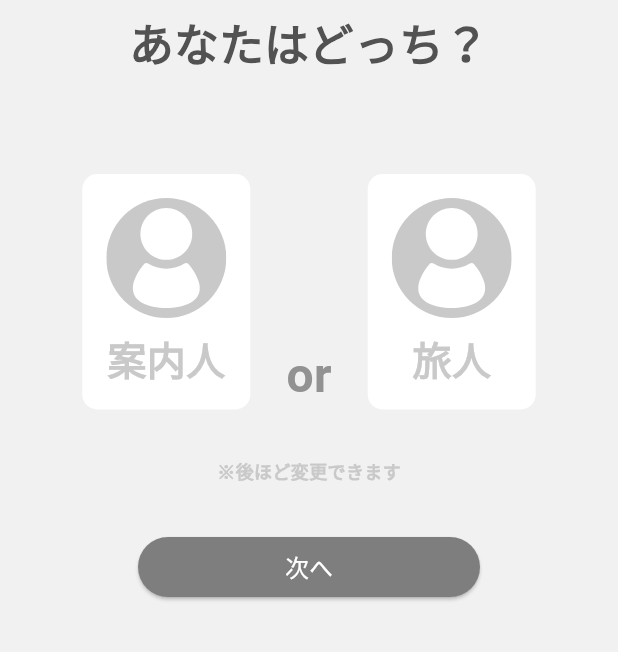
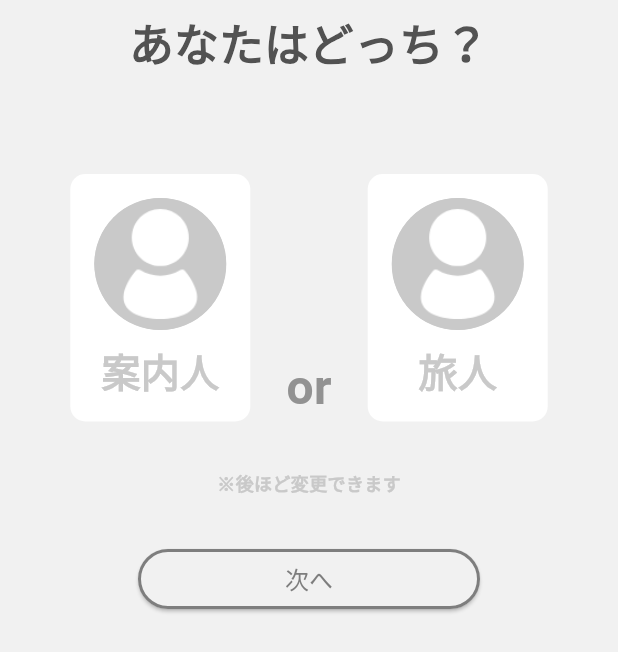
Before and after one commit to mokumoku-party/goupon_app, a Flutter app: the screen it shows after launch, after a tap on "次へ", on a phone screen of 412 x 824 dp. Shown: the top 652 px of the screen. Run offline on Flutter 3.47's test engine with Material 2 defaults, Android fonts, the phone set to English and light mode, and no system bars; our stand-ins replace camera, dio, flutter_hooks, flutter_svg, flutter_svg_provider, freezed_annotation and 7 more; missing offline and left inert: dotlottie_loader, flutter_config; accounts and stored records are empty.

Commit message:
👍 ユーザー登録ができるようにした

```diff
--- a/lib/data/user_type.dart
+++ b/lib/data/user_type.dart
@@ -1,5 +1,14 @@
+import 'package:flutter/foundation.dart';
+
 enum UserType {
   guide,
   traveller,
-  none,
+  none;
+
+  bool get isGuide => this == UserType.guide;
+  bool get isTraveller => this == UserType.traveller;
+  bool get isNone => this == UserType.none;
+
+  @override
+  String toString() => describeEnum(this);
 }
--- a/lib/pages/register/register_type_page.dart
+++ b/lib/pages/register/register_type_page.dart
@@ -1,6 +1,9 @@
 import 'package:app/app.dart';
+import 'package:app/data/user_type.dart';
+import 'package:app/models/register_notifier.dart';
 import 'package:flutter/material.dart';
-import 'package:flutter_svg/svg.dart';
+import 'package:flutter_svg_provider/flutter_svg_provider.dart' as svgp;
+import 'package:go_router/go_router.dart';
 import 'package:hooks_riverpod/hooks_riverpod.dart';
 
 class RegisterTypePage extends HookConsumerWidget {
@@ -8,6 +11,9 @@ class RegisterTypePage extends HookConsumerWidget {
 
   @override
   Widget build(BuildContext context, WidgetRef ref) {
+    final selectedType =
+        ref.watch(registerNotifier.select((state) => state.type));
+
     return Scaffold(
       backgroundColor: backgroundColor,
       appBar: AppBar(
@@ -39,14 +45,25 @@ class RegisterTypePage extends HookConsumerWidget {
           SizedBox(
             width: 228,
             child: ElevatedButton(
-              onPressed: () {},
+              onPressed: () {
+                if (selectedType.isNone) return;
+
+                context.push('/register_profile');
+              },
               style: ElevatedButton.styleFrom(
-                backgroundColor: primaryColor,
-                shape: const StadiumBorder(),
+                backgroundColor:
+                    selectedType.isNone ? backgroundColor : primaryColor,
+                surfaceTintColor: Colors.transparent,
+                shape: const StadiumBorder(
+                  side: BorderSide(color: primaryColor, width: 2),
                 ),
-              child: const Text(
+              ),
+              child: Text(
                 '次へ',
-                style: TextStyle(fontSize: 16, color: Colors.white),
+                style: TextStyle(
+                  fontSize: 16,
+                  color: selectedType.isNone ? primaryColor : Colors.white,
+                ),
               ),
             ),
           ),
@@ -61,34 +78,14 @@ class _GuideOrTraveller extends HookConsumerWidget {
 
   @override
   Widget build(BuildContext context, WidgetRef ref) {
+    final selectedType =
+        ref.watch(registerNotifier.select((state) => state.type));
+
     return Row(
       mainAxisAlignment: MainAxisAlignment.center,
       crossAxisAlignment: CrossAxisAlignment.end,
       children: [
-        Container(
-          decoration: BoxDecoration(
-            color: Colors.white,
-            borderRadius: BorderRadius.circular(10),
-          ),
-          padding: const EdgeInsets.all(16),
-          child: Column(
-            children: [
-              SvgPicture.asset(
-                'assets/icons/person_filled.svg',
-                width: 80,
-              ),
-              const SizedBox(height: 8),
-              const Text(
-                '案内人',
-                style: TextStyle(
-                  fontSize: 26,
-                  fontWeight: FontWeight.bold,
-                  color: subSubColor,
-                ),
-              )
-            ],
-          ),
-        ),
+        _TypeCard(UserType.guide, isSelected: selectedType.isGuide),
         const SizedBox(width: 24),
         const Text(
           'or',
@@ -99,7 +96,27 @@ class _GuideOrTraveller extends HookConsumerWidget {
           ),
         ),
         const SizedBox(width: 24),
-        Container(
+        _TypeCard(UserType.traveller, isSelected: selectedType.isTraveller)
+      ],
+    );
+  }
+}
+
+class _TypeCard extends HookConsumerWidget {
+  final UserType type;
+  final bool isSelected;
+  const _TypeCard(
+    this.type, {
+    this.isSelected = false,
+  });
+
+  @override
+  Widget build(BuildContext context, WidgetRef ref) {
+    return InkWell(
+      onTap: () {
+        ref.read(registerNotifier.notifier).setType(type);
+      },
+      child: Container(
         decoration: BoxDecoration(
           color: Colors.white,
           borderRadius: BorderRadius.circular(10),
@@ -107,23 +124,35 @@ class _GuideOrTraveller extends HookConsumerWidget {
         padding: const EdgeInsets.all(16),
         child: Column(
           children: [
-              SvgPicture.asset(
+            Container(
+              width: 88,
+              height: 88,
+              decoration: BoxDecoration(
+                shape: BoxShape.circle,
+                color: subSubColor,
+                border: isSelected
+                    ? Border.all(color: primaryColor, width: 4)
+                    : null,
+                image: const DecorationImage(
+                  image: svgp.Svg(
                     'assets/icons/person_filled.svg',
-                width: 80,
+                    size: Size(80, 80),
+                  ),
+                ),
+              ),
             ),
             const SizedBox(height: 8),
-              const Text(
-                '旅人',
+            Text(
+              type.isTraveller ? '旅人' : '案内人',
               style: TextStyle(
                 fontSize: 26,
                 fontWeight: FontWeight.bold,
-                  color: subSubColor,
+                color: isSelected ? primaryColor : subSubColor,
               ),
             )
           ],
         ),
       ),
-      ],
     );
   }
 }
--- a/lib/routes/app_router.dart
+++ b/lib/routes/app_router.dart
@@ -3,6 +3,7 @@ import 'package:app/pages/goupon_page.dart';
 import 'package:app/pages/guide_page.dart';
 import 'package:app/pages/home_page.dart';
 import 'package:app/pages/map_page.dart';
+import 'package:app/pages/register/register_profile_page.dart';
 import 'package:app/pages/register/register_type_page.dart';
 import 'package:app/pages/result_page.dart';
 import 'package:app/pages/scaffold_with_navbar.dart';
@@ -14,10 +15,6 @@ final appRouterProvider = Provider(
   (ref) => GoRouter(
       initialLocation: '/register_type',
       routes: [
-        GoRoute(
-          path: '/register_type',
-          builder: (context, state) => RegisterTypePage(),
-        ),
         StatefulShellRoute.indexedStack(
           builder: (context, state, navigationShell) =>
               ScaffoldWithNavbar(navigationShell),
@@ -65,9 +62,17 @@ final appRouterProvider = Provider(
           ],
         ),
         GoRoute(
-          path: '/home',
-          builder: (context, state) => const HomePage(),
+          path: '/register_type',
+          builder: (context, state) => const RegisterTypePage(),
         ),
+        GoRoute(
+          path: '/register_profile',
+          builder: (context, state) => const RegisterProfilePage(),
+        ),
+        // GoRoute(
+        //   path: '/home',
+        //   builder: (context, state) => const HomePage(),
+        // ),
         GoRoute(
           path: '/map',
           builder: (context, state) => const MapPage(),
--- a/pubspec.yaml
+++ b/pubspec.yaml
@@ -17,6 +17,7 @@ dependencies:
   flutter_config: ^2.0.2
   flutter_hooks: ^0.20.1
   flutter_svg: ^2.0.9
+  flutter_svg_provider: ^1.0.6
   freezed_annotation: ^2.2.0
   geolocator: ^10.1.0
   go_router: ^12.0.1
@@ -25,7 +26,9 @@ dependencies:
   image_gallery_saver: ^2.0.3
   lottie: ^2.7.0
   path_provider: ^2.1.1
+  shared_preferences: ^2.2.2
   supabase_flutter: ^1.10.24
+  uuid: ^4.1.0
 
 dev_dependencies:
   flutter_test:
```
Also changed, not shown: lib/data/register_state.dart (added, +12 -0 lines), lib/models/register_notifier.dart (added, +36 -0 lines), lib/pages/register/register_profile_page.dart (added, +147 -0 lines), lib/data/register_state.freezed.dart (added), pubspec.lock. Lines whose indentation alone changed are shown as unchanged.
